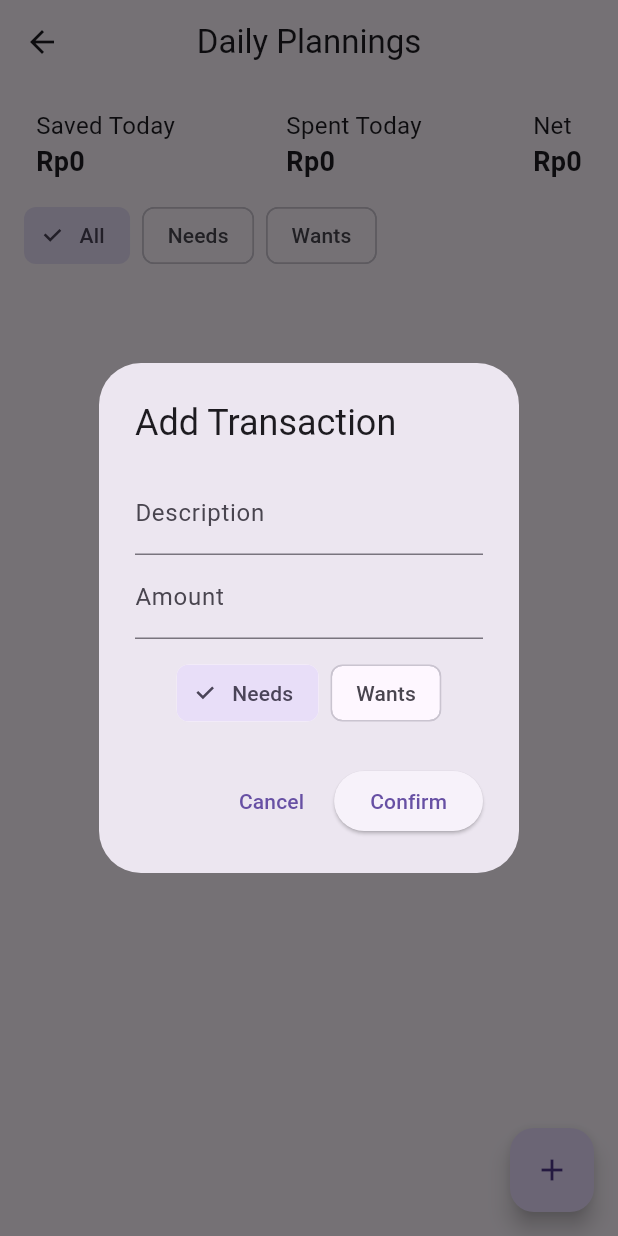
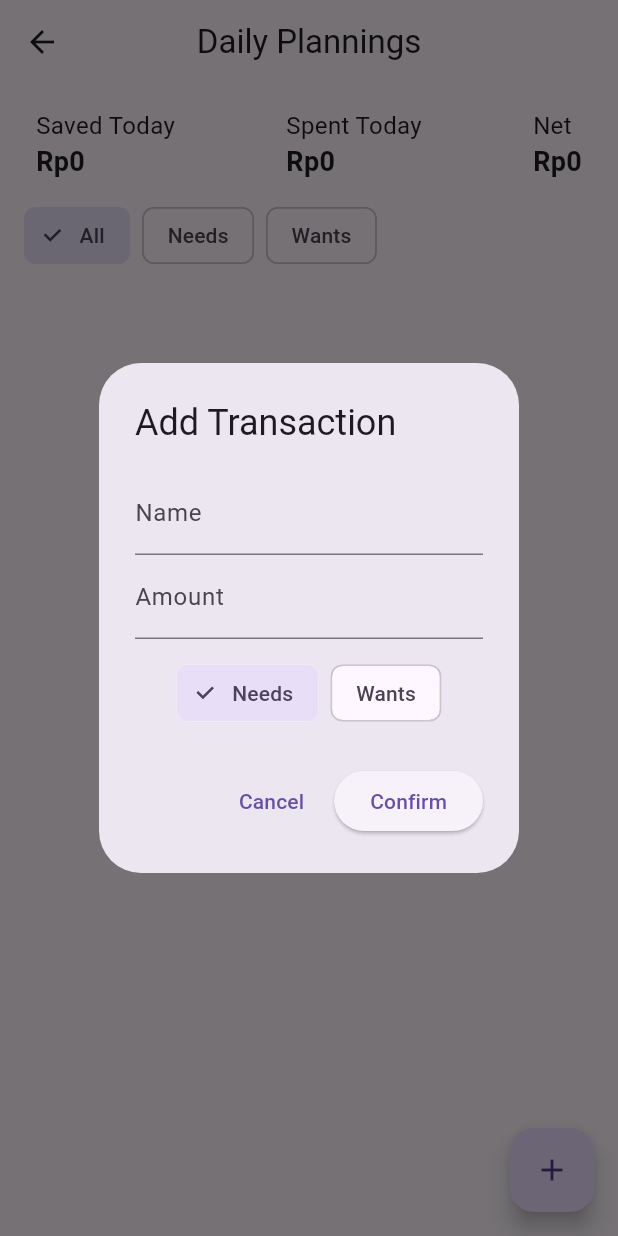
Before and after one commit to WilsonAnthonyT/SaveWiserApp, a Flutter app: the PlanningsPage screen opened directly, after a tap on the "add" icon, on a phone screen of 412 x 824 dp. Run offline on Flutter 3.47's test engine with Material 3 defaults, Android fonts, the phone set to English and light mode, and no system bars; our stand-ins replace firebase_auth, firebase_core, fl_chart, flutter_local_notifications, flutter_timezone, hive and 5 more; accounts and stored records are empty.

Commit message:
Planning Fixed V2

```diff
--- a/savewiser/lib/pages/plannings.dart
+++ b/savewiser/lib/pages/plannings.dart
@@ -1,21 +1,40 @@
+import 'dart:convert';
 import 'package:flutter/material.dart';
+import 'package:flutter/services.dart';
 import 'package:intl/intl.dart';
+import 'package:shared_preferences/shared_preferences.dart';
 
 // Simple transaction model
 typedef Category = String;
 
 class Transaction {
-  final String description;
+  final String name;
   final Category category;
   final double amount;
   final DateTime timestamp;
 
   Transaction({
-    required this.description,
+    required this.name,
     required this.category,
     required this.amount,
     required this.timestamp,
   });
+
+  Map<String, dynamic> toJson() => {
+    'name': name,
+    'category': category,
+    'amount': amount,
+    'timestamp': timestamp.toIso8601String(),
+  };
+
+  factory Transaction.fromJson(Map<String, dynamic> json) {
+    return Transaction(
+      name: json['name'],
+      category: json['category'],
+      amount: (json['amount'] as num).toDouble(),
+      timestamp: DateTime.parse(json['timestamp']),
+    );
+  }
 }
 
 class PlanningsPage extends StatefulWidget {
@@ -28,11 +47,42 @@ class PlanningsPage extends StatefulWidget {
 class _PlanningsPageState extends State<PlanningsPage> {
   final List<Transaction> _transactions = [];
   String _filter = 'All';
+  late SharedPreferences _prefs;
+  static const _storageKey = 'daily_planner_transactions';
+
+  @override
+  void initState() {
+    super.initState();
+    _loadTransactions();
+  }
+
+  Future<void> _loadTransactions() async {
+    _prefs = await SharedPreferences.getInstance();
+    final String? data = _prefs.getString(_storageKey);
+    if (data != null) {
+      final List<dynamic> list = jsonDecode(data);
+      setState(() {
+        _transactions.clear();
+        _transactions.addAll(
+          list.map((e) => Transaction.fromJson(e as Map<String, dynamic>)),
+        );
+      });
+    }
+  }
+
+  Future<void> _saveTransactions() async {
+    final String data = jsonEncode(
+      _transactions.map((t) => t.toJson()).toList(),
+    );
+    await _prefs.setString(_storageKey, data);
+  }
 
   void _addTransaction() {
-    String description = '';
+    String name = '';
     String amountText = '';
     String selectedCategory = 'Needs';
+    final amountController = TextEditingController();
+    final formatter = NumberFormat.decimalPattern('en_US');
 
     showDialog(
       context: context,
@@ -43,13 +93,27 @@ class _PlanningsPageState extends State<PlanningsPage> {
             mainAxisSize: MainAxisSize.min,
             children: [
               TextField(
-                decoration: const InputDecoration(labelText: 'Description'),
-                onChanged: (val) => description = val,
+                decoration: const InputDecoration(labelText: 'Name'),
+                onChanged: (val) => name = val,
               ),
               TextField(
+                controller: amountController,
                 decoration: const InputDecoration(labelText: 'Amount'),
                 keyboardType: TextInputType.number,
-                onChanged: (val) => amountText = val,
+                inputFormatters: [FilteringTextInputFormatter.digitsOnly],
+                onChanged: (val) {
+                  final numeric = val.replaceAll(',', '');
+                  if (numeric.isEmpty) return;
+                  final parsed = int.parse(numeric);
+                  final newText = formatter.format(parsed);
+                  setModalState(() {
+                    amountController.value = TextEditingValue(
+                      text: newText,
+                      selection: TextSelection.collapsed(offset: newText.length),
+                    );
+                  });
+                  amountText = numeric;
+                },
               ),
               const SizedBox(height: 12),
               Row(
@@ -79,15 +143,16 @@ class _PlanningsPageState extends State<PlanningsPage> {
             ElevatedButton(
               onPressed: () {
                 final amount = double.tryParse(amountText) ?? 0;
-                if (description.isNotEmpty && amount != 0) {
+                if (name.isNotEmpty && amount != 0) {
                   setState(() {
                     _transactions.add(Transaction(
-                      description: description,
+                      name: name,
                       category: selectedCategory.toLowerCase(),
                       amount: amount,
                       timestamp: DateTime.now(),
                     ));
                   });
+                  _saveTransactions();
                   Navigator.of(context).pop();
                 }
               },
@@ -103,7 +168,7 @@ class _PlanningsPageState extends State<PlanningsPage> {
     setState(() {
       _transactions.removeAt(index);
     });
-    // TODO: move this transaction into the permanent log
+    _saveTransactions();
   }
 
   @override
@@ -207,13 +272,13 @@ class _PlanningsPageState extends State<PlanningsPage> {
           // Transaction list
           Expanded(
             child: filtered.isEmpty
-                ? const Center(child: Text('No transactions for today.'))
+                ? const Center(child: Text('No plans for today.'))
                 : ListView.builder(
               itemCount: filtered.length,
               itemBuilder: (ctx, i) {
                 final tx = filtered[i];
                 return ListTile(
-                  title: Text(tx.description),
+                  title: Text(tx.name),
                   subtitle: Text(
                     DateFormat('hh:mm a').format(tx.timestamp),
                   ),
```
